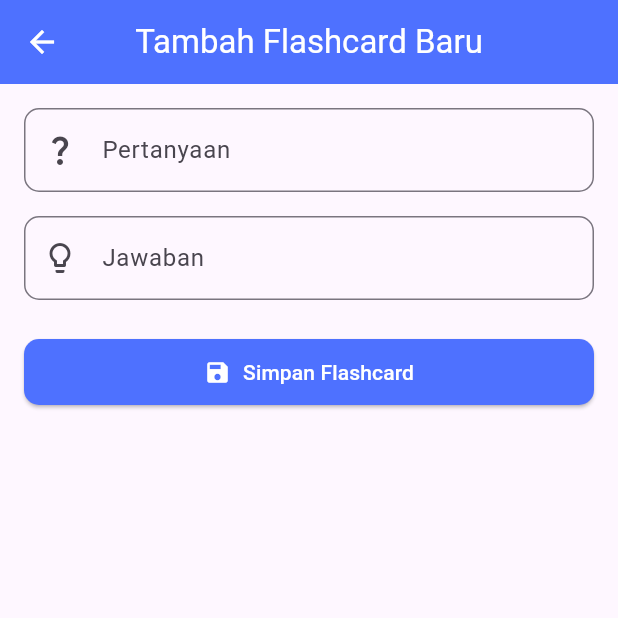
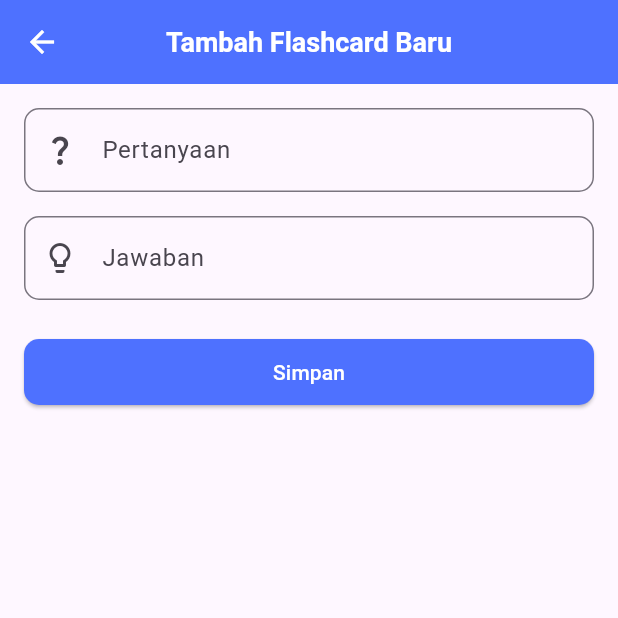
Before and after one commit to Fiindah/flashcard_app, a Flutter app: the FlashCardFormPage screen opened directly, on a phone screen of 412 x 824 dp, the top half of it. Run offline on Flutter 3.47's test engine with Material 3 defaults, Android fonts, the phone set to English and light mode, and no system bars; our stand-ins replace sqflite; accounts and stored records are empty; Roboto replaces fonts that are missing (Poppins).

Commit message:
update tugas

```diff
--- a/lib/pages/flashcard_form.dart
+++ b/lib/pages/flashcard_form.dart
@@ -40,7 +40,6 @@ class _FlashCardFormPageState extends State<FlashCardFormPage> {
       final answer = _answerController.text;
 
       if (widget.card == null) {
-        // Create new flashcard
         final newCard = FlashCard(
           question: question,
           answer: answer,
@@ -48,7 +47,6 @@ class _FlashCardFormPageState extends State<FlashCardFormPage> {
         );
         await DbHelper.insertFlashCard(newCard);
       } else {
-        // Update existing flashcard
         final updatedCard = FlashCard(
           id: widget.card!.id,
           question: question,
@@ -69,15 +67,16 @@ class _FlashCardFormPageState extends State<FlashCardFormPage> {
       appBar: AppBar(
         title: Text(
           widget.card == null ? 'Tambah Flashcard Baru' : 'Edit Flashcard',
+          style: TextStyle(fontSize: 18, fontWeight: FontWeight.bold),
         ),
         centerTitle: true,
-        backgroundColor: AppColor.myblue, // Added app bar color
-        foregroundColor: Colors.white, // Added foreground color for text/icons
+        backgroundColor: AppColor.myblue,
+        foregroundColor: Colors.white,
       ),
       body: Padding(
         padding: const EdgeInsets.all(16.0),
         child: Form(
-          key: _formKey, // Assign the form key
+          key: _formKey,
           child: Column(
             children: [
               TextFormField(
@@ -85,20 +84,17 @@ class _FlashCardFormPageState extends State<FlashCardFormPage> {
                 decoration: const InputDecoration(
                   labelText: 'Pertanyaan',
                   border: OutlineInputBorder(
-                    borderRadius: BorderRadius.all(
-                      Radius.circular(10.0),
-                    ), // Rounded borders
+                    borderRadius: BorderRadius.all(Radius.circular(10.0)),
                   ),
                   prefixIcon: Icon(Icons.question_mark),
                 ),
                 validator: (value) {
-                  // Add validation
                   if (value == null || value.isEmpty) {
                     return 'Pertanyaan tidak boleh kosong';
                   }
                   return null;
                 },
-                maxLines: null, // Allows multiple lines of input
+                maxLines: null,
               ),
               const SizedBox(height: 16),
               TextFormField(
@@ -106,39 +102,30 @@ class _FlashCardFormPageState extends State<FlashCardFormPage> {
                 decoration: const InputDecoration(
                   labelText: 'Jawaban',
                   border: OutlineInputBorder(
-                    borderRadius: BorderRadius.all(
-                      Radius.circular(10.0),
-                    ), // Rounded borders
+                    borderRadius: BorderRadius.all(Radius.circular(10.0)),
                   ),
                   prefixIcon: Icon(Icons.lightbulb_outline),
                 ),
                 validator: (value) {
-                  // Add validation
                   if (value == null || value.isEmpty) {
                     return 'Jawaban tidak boleh kosong';
                   }
                   return null;
                 },
-                maxLines: null, // Allows multiple lines of input
+                maxLines: null,
               ),
               const SizedBox(height: 24),
               SizedBox(
-                width: double.infinity, // Make button fill width
+                width: double.infinity,
                 child: ElevatedButton.icon(
                   onPressed: _saveFlashCard,
-                  icon: const Icon(Icons.save),
-                  label: Text(
-                    widget.card == null
-                        ? 'Simpan Flashcard'
-                        : 'Perbarui Flashcard',
-                  ),
+                  label: Text(widget.card == null ? 'Simpan' : 'Perbarui'),
                   style: ElevatedButton.styleFrom(
                     padding: const EdgeInsets.symmetric(vertical: 12),
                     shape: RoundedRectangleBorder(
                       borderRadius: BorderRadius.circular(10),
-                    ), // Rounded button
-                    backgroundColor:
-                        AppColor.myblue, // Use AppColor.myblue for consistency
+                    ),
+                    backgroundColor: AppColor.myblue,
                     foregroundColor: Colors.white,
                   ),
                 ),
--- a/lib/pages/halaman_auth.dart/login_screen.dart
+++ b/lib/pages/halaman_auth.dart/login_screen.dart
@@ -1,7 +1,7 @@
 import 'package:flashcard_app/constant/app_color.dart';
 import 'package:flashcard_app/database/db_helper.dart';
 import 'package:flashcard_app/pages/halaman_auth.dart/register_screen.dart';
-import 'package:flashcard_app/pages/topic_list_page.dart';
+import 'package:flashcard_app/pages/topic_list_screen.dart';
 import 'package:flutter/material.dart';
 
 class LoginScreenApp extends StatefulWidget {
--- a/lib/pages/list_flashcard.dart
+++ b/lib/pages/list_flashcard_screen.dart
@@ -3,7 +3,7 @@ import 'package:flashcard_app/database/db_helper.dart';
 import 'package:flashcard_app/model/flashcard_model.dart';
 import 'package:flashcard_app/model/topic_model.dart'; // Import the Topic model
 import 'package:flashcard_app/pages/flashcard_form.dart';
-import 'package:flashcard_app/pages/review_page.dart';
+import 'package:flashcard_app/pages/review_screen.dart';
 // Import the ReviewPage
 import 'package:flutter/material.dart';
 
--- a/lib/pages/topic_list_page.dart
+++ b/lib/pages/topic_list_screen.dart
@@ -5,8 +5,8 @@ import 'package:flashcard_app/database/db_helper.dart';
 import 'package:flashcard_app/helper/preference.dart';
 import 'package:flashcard_app/model/topic_model.dart';
 import 'package:flashcard_app/pages/halaman_auth.dart/login_screen.dart';
-import 'package:flashcard_app/pages/list_flashcard.dart'; // Import ListFlashcardPage
-import 'package:flashcard_app/pages/profile_page.dart';
+import 'package:flashcard_app/pages/list_flashcard_screen.dart'; // Import ListFlashcardPage
+import 'package:flashcard_app/pages/profile_screen.dart';
 import 'package:flutter/material.dart';
 
 class TopicListPage extends StatefulWidget {
@@ -109,7 +109,7 @@ class _TopicListPageState extends State<TopicListPage> {
   }
 
   int _selectedIndex = 0;
-  final List<Widget> _screen = [TopicListPage(), ProfilePage()];
+  // final List<Widget> _screen = [TopicListPage(), ProfilePage()];
 
   void _itemTapped(int index) {
     setState(() {
```
Also changed, not shown: lib/pages/profile_screen.dart (renamed from lib/pages/profile_page.dart), lib/pages/review_screen.dart (renamed from lib/pages/review_page.dart).
